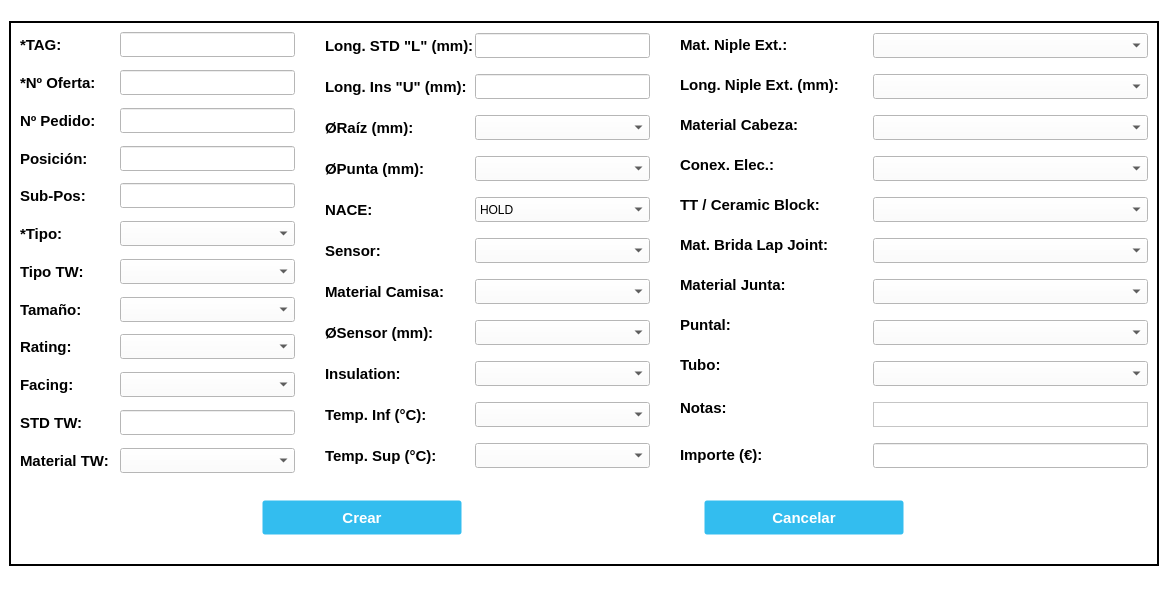
Qt form UI_Files/CreateTAGTemp_Window.ui (e-serrano/ERP_EIPSA) before a commit.
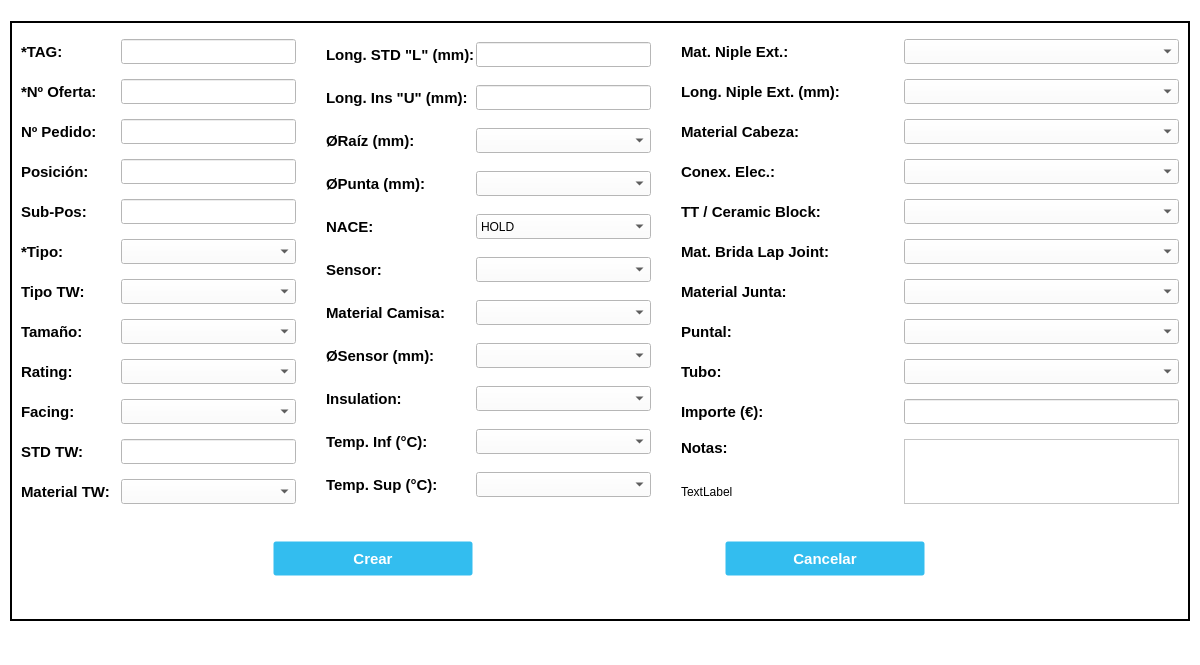
The same form after that commit. Icons and pictures are not drawn.

Diff of the .ui file:
```diff
--- a/UI_Files/CreateTAGTemp_Window.ui
+++ b/UI_Files/CreateTAGTemp_Window.ui
@@ -6,20 +6,20 @@
    <rect>
     <x>0</x>
     <y>0</y>
-    <width>1168</width>
-    <height>610</height>
+    <width>1200</width>
+    <height>665</height>
    </rect>
   </property>
   <property name="minimumSize">
    <size>
-    <width>1150</width>
-    <height>610</height>
+    <width>1200</width>
+    <height>665</height>
    </size>
   </property>
   <property name="maximumSize">
    <size>
-    <width>1168</width>
-    <height>610</height>
+    <width>1200</width>
+    <height>665</height>
    </size>
   </property>
   <property name="cursor">
@@ -83,14 +83,14 @@
      <widget class="QFrame" name="frame">
       <property name="minimumSize">
        <size>
-        <width>1150</width>
-        <height>545</height>
+        <width>1180</width>
+        <height>600</height>
        </size>
       </property>
       <property name="maximumSize">
        <size>
-        <width>1150</width>
-        <height>545</height>
+        <width>1180</width>
+        <height>600</height>
        </size>
       </property>
       <property name="frameShape">
@@ -1433,21 +1433,20 @@
              </property>
             </widget>
            </item>
-           <item>
-            <widget class="QLabel" name="label_Notes">
-             <property name="font">
-              <font>
-               <pointsize>11</pointsize>
-               <bold>true</bold>
-              </font>
-             </property>
-             <property name="text">
-              <string>Notas:</string>
-             </property>
-            </widget>
-           </item>
            <item>
             <widget class="QLabel" name="label_Amount">
+             <property name="minimumSize">
+              <size>
+               <width>0</width>
+               <height>25</height>
+              </size>
+             </property>
+             <property name="maximumSize">
+              <size>
+               <width>16777215</width>
+               <height>25</height>
+              </size>
+             </property>
              <property name="font">
               <font>
                <pointsize>11</pointsize>
@@ -1459,6 +1458,53 @@
              </property>
             </widget>
            </item>
+           <item>
+            <widget class="QLabel" name="label_Notes">
+             <property name="minimumSize">
+              <size>
+               <width>0</width>
+               <height>25</height>
+              </size>
+             </property>
+             <property name="maximumSize">
+              <size>
+               <width>16777215</width>
+               <height>25</height>
+              </size>
+             </property>
+             <property name="font">
+              <font>
+               <pointsize>11</pointsize>
+               <bold>true</bold>
+              </font>
+             </property>
+             <property name="text">
+              <string>Notas:</string>
+             </property>
+             <property name="alignment">
+              <set>Qt::AlignLeading|Qt::AlignLeft|Qt::AlignTop</set>
+             </property>
+            </widget>
+           </item>
+           <item>
+            <widget class="QLabel" name="label">
+             <property name="minimumSize">
+              <size>
+               <width>0</width>
+               <height>25</height>
+              </size>
+             </property>
+             <property name="maximumSize">
+              <size>
+               <width>16777215</width>
+               <height>25</height>
+              </size>
+             </property>
+             <property name="text">
+              <string>TextLabel</string>
+             </property>
+            </widget>
+           </item>
           </layout>
          </item>
          <item>
@@ -1655,22 +1701,6 @@
              </property>
             </widget>
            </item>
-           <item>
-            <widget class="QTextEdit" name="Notes_CreatetagT">
-             <property name="minimumSize">
-              <size>
-               <width>275</width>
-               <height>25</height>
-              </size>
-             </property>
-             <property name="maximumSize">
-              <size>
-               <width>275</width>
-               <height>25</height>
-              </size>
-             </property>
-            </widget>
-           </item>
            <item>
             <widget class="QLineEdit" name="Amount_CreatetagT">
              <property name="minimumSize">
@@ -1687,6 +1717,22 @@
              </property>
             </widget>
            </item>
+           <item>
+            <widget class="QTextEdit" name="Notes_CreatetagT">
+             <property name="minimumSize">
+              <size>
+               <width>275</width>
+               <height>65</height>
+              </size>
+             </property>
+             <property name="maximumSize">
+              <size>
+               <width>275</width>
+               <height>65</height>
+              </size>
+             </property>
+            </widget>
+           </item>
           </layout>
          </item>
         </layout>
```
Left out of the diff: 2 changed lines with no effect on the pictures.
